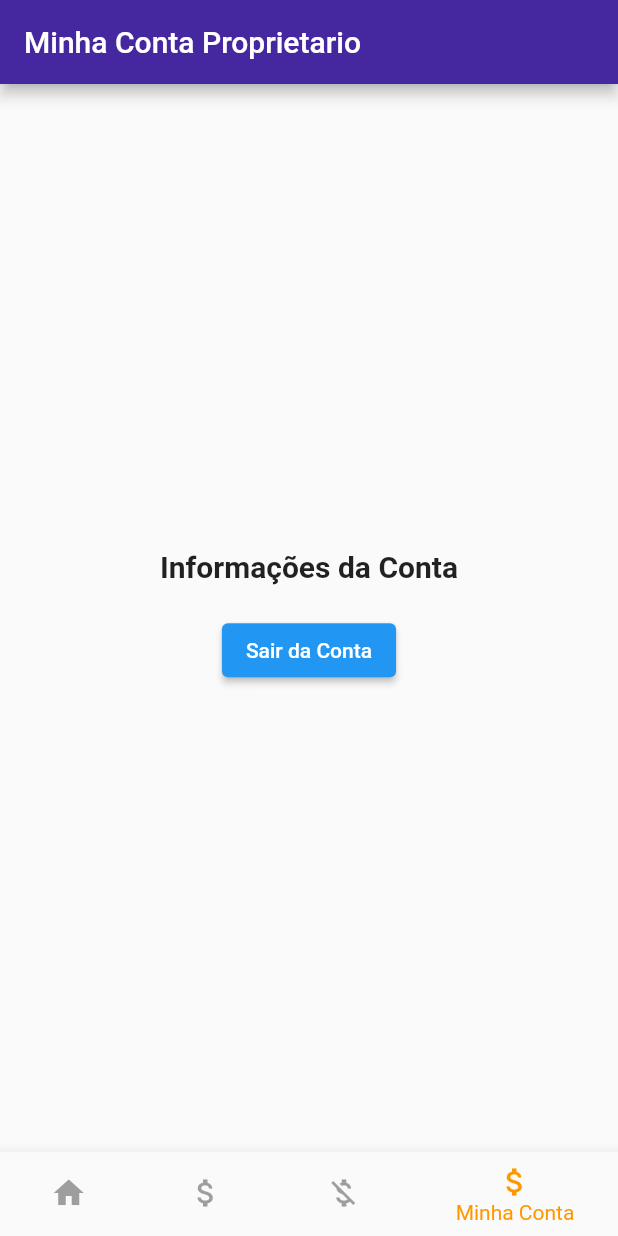
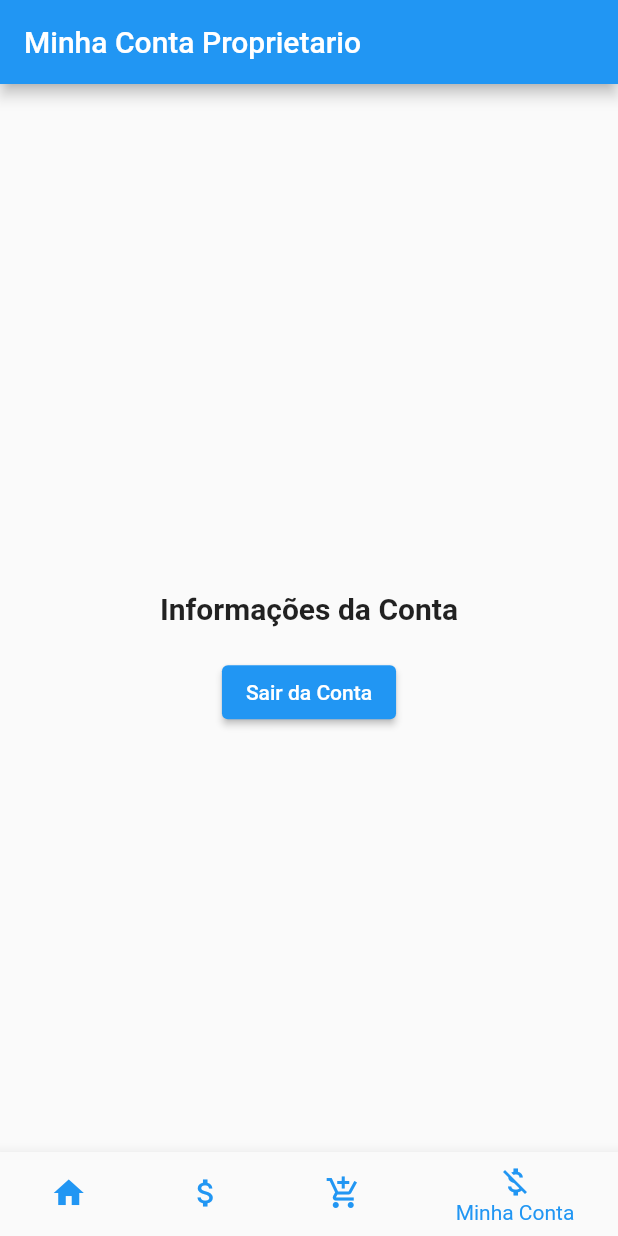
Before and after one commit to Martinho672/for_food, a Flutter app: the MenuProprietario screen opened directly, item 4 of the bottom bar chosen, on a phone screen of 412 x 824 dp. Run offline on Flutter 3.47's test engine with Material 2 defaults, Android fonts, the phone set to English and light mode, and no system bars; our stand-ins replace cloud_firestore, firebase_core, shared_preferences; accounts and stored records are empty; network calls fail.

Commit message:
cor azul
mar azul

```diff
--- a/lib/splash.dart
+++ b/lib/splash.dart
@@ -24,7 +24,7 @@ class _SplashState extends State<Splash> {
   // Constrói a tela do splash
   Widget build(BuildContext context) {
     return Container(
-      color: Colors.purple,
+      color: Colors.blue,
       alignment: Alignment.center,
       child: Column(
         mainAxisAlignment: MainAxisAlignment.center,
--- a/lib/visao/cliente/menuCliente.dart
+++ b/lib/visao/cliente/menuCliente.dart
@@ -47,7 +47,7 @@ class _MenuClienteState extends State<MenuCliente> {
                 duration: const Duration(milliseconds: 200),
                 child: AppBar(
                   title: const Text("Cardapio"),
-                  backgroundColor: Colors.orangeAccent,
+                  backgroundColor: Colors.lightBlueAccent,
                 ),
               ),
             ),
@@ -56,7 +56,7 @@ class _MenuClienteState extends State<MenuCliente> {
               left: 0,
               right: 0,
               child: Container(
-                color: Colors.purple,
+                color: Colors.lightBlueAccent,
                 child: BottomNavigationBar(
                   items: const <BottomNavigationBarItem>[
                     BottomNavigationBarItem(
@@ -75,7 +75,7 @@ class _MenuClienteState extends State<MenuCliente> {
                   unselectedItemColor: Colors.white,
                   currentIndex: _selectedIndex,
                   selectedItemColor: Colors.white,
-                  backgroundColor: Colors.orangeAccent,
+                  backgroundColor: Colors.lightBlueAccent,
                   onTap: _onItemTapped,
                 ),
               ),
--- a/lib/visao/cliente/minhaContaCliente.dart
+++ b/lib/visao/cliente/minhaContaCliente.dart
@@ -19,7 +19,7 @@ class _MinhaContaClienteState extends State<MinhaContaCliente> {
     return Scaffold(
       appBar: AppBar(
         title: Text("Minha Conta"),
-        backgroundColor: Colors.purple, // Altera a cor da AppBar para roxo
+        backgroundColor: Colors.lightBlueAccent, // Altera a cor da AppBar para roxo
       ),
       body: Center(
         child: Column(
--- a/lib/visao/cliente/pedidoCliente.dart
+++ b/lib/visao/cliente/pedidoCliente.dart
@@ -27,7 +27,7 @@ class _PedidoClienteState extends State<PedidoCliente> {
 
   Widget build(BuildContext context) {
     return Scaffold(
-      backgroundColor: Colors.orange,
+      backgroundColor: Colors.lightBlueAccent,
       body: Column(
         children: [
           Container(
--- a/lib/visao/cliente/principalCliente.dart
+++ b/lib/visao/cliente/principalCliente.dart
@@ -49,7 +49,7 @@ class _PrincipalClienteState extends State<PrincipalCliente> {
   @override
   Widget build(BuildContext context) {
     return Scaffold(
-      backgroundColor: Colors.orange,
+      backgroundColor: Colors.lightBlueAccent,
       body: Column(
         children: [
           Container(
--- a/lib/visao/login.dart
+++ b/lib/visao/login.dart
@@ -73,7 +73,7 @@ class _LoginState extends State<Login> {
   @override
   Widget build(BuildContext context) {
     return Scaffold(
-      backgroundColor: Colors.deepOrangeAccent,
+      backgroundColor: Colors.blue,
       body: Center(
         child: Padding(
           padding: const EdgeInsets.all(16.0),
@@ -120,6 +120,10 @@ class _LoginState extends State<Login> {
               TextButton(
                 onPressed: _fazerLogin,
                 child: const Text('Entrar'),
+                style: ButtonStyle(
+                  backgroundColor: MaterialStateProperty.all<Color>(Colors.white),
+                ),
+
               ),
               const SizedBox(height: 8),
               Row(
--- a/lib/visao/proprietario/estoqueProprietario.dart
+++ b/lib/visao/proprietario/estoqueProprietario.dart
@@ -12,7 +12,7 @@ class _EstoqueProprietarioState extends State<EstoqueProprietario> {
       extendBodyBehindAppBar: true, // Permite que o corpo da tela se estenda atrás da barra superior
       appBar: AppBar(
         title: Text("Estoque de produtos e cardápio"),
-        backgroundColor: Colors.deepPurple[800], // Define a cor roxa mais escura para a barra superior
+        backgroundColor: Colors.blue, // Define a cor roxa mais escura para a barra superior
         elevation: 0, // Remove a sombra da barra superior
       ),
       body: Center(
--- a/lib/visao/proprietario/menuProprietario.dart
+++ b/lib/visao/proprietario/menuProprietario.dart
@@ -37,26 +37,37 @@ class _MenuProprietarioState extends State<MenuProprietario> {
 
   Widget build(BuildContext context) {
     return Scaffold(
-      extendBodyBehindAppBar: true, // Permite que o corpo da tela se estenda atrás da barra superior
-      appBar: _selectedIndex != null
-          ? null
-          : AppBar(
-        backgroundColor: Colors.white, // Define a cor da barra superior como branca
-        elevation: 0, // Remove a sombra da barra superior
+      body: Container(
+        color: Colors.white,
+        child: Stack(
+          children: [
+            Positioned.fill(
+              child: IndexedStack(
+                index: _selectedIndex,
+                children: _stOptions,
               ),
+            ),
+            Positioned(
+              top: 0,
+              left: 0,
+              right: 0,
+              child: AnimatedOpacity(
+                opacity: _selectedIndex == 0 ? 1.0 : 0.0,
+                duration: Duration(milliseconds: 200),
+                child: AppBar(
+                  title: Text("For Food"),
+                  backgroundColor: Colors.blue,
+                ),
+              ),
+            ),
+            Positioned(
+              bottom: 0,
+              left: 0,
+              right: 0,
+              child: Container(
+                color: Colors.blue,
+                child: BottomNavigationBar(
 
-      // Corpo da aplicação, aqui são setadas as telas
-      body: Stack(
-        children: [
-          Container(
-            color: Colors.white, // Define o fundo do corpo como branco
-          ),
-          _stOptions.elementAt(_selectedIndex),
-        ],
-      ),
-
-      // Botões do BottomNavigationBar
-      bottomNavigationBar: BottomNavigationBar(
                   items: const <BottomNavigationBarItem>[
                     BottomNavigationBarItem(
                       icon: Icon(Icons.home),
@@ -67,18 +78,24 @@ class _MenuProprietarioState extends State<MenuProprietario> {
                       label: 'Pedidos Recebidos',
                     ),
                     BottomNavigationBarItem(
-            icon: Icon(Icons.money_off),
-            label: 'Estoque/Cardápio',
+                      icon: Icon(Icons.add_shopping_cart),
+                      label: 'Estoque/Cardapio',
                     ),
                     BottomNavigationBarItem(
-            icon: Icon(Icons.attach_money),
+                      icon: Icon(Icons.money_off),
                       label: 'Minha Conta',
                     ),
                   ],
-        unselectedItemColor: Colors.grey,
+                  backgroundColor: Colors.blue,
+                  unselectedItemColor:  Colors.blue,
                   currentIndex: _selectedIndex,
-        selectedItemColor: Colors.orange,
+                  selectedItemColor:  Colors.blue,
                   onTap: _onItemTapped,
+                ),
+              ),
+            ),
+          ],
+        ),
       ),
     );
   }
--- a/lib/visao/proprietario/minhaContaProprietario.dart
+++ b/lib/visao/proprietario/minhaContaProprietario.dart
@@ -19,8 +19,7 @@ class _MinhaContaProprietarioState extends State<MinhaContaProprietario> {
     return Scaffold(
       appBar: AppBar(
         title: Text("Minha Conta Proprietario"),
-        backgroundColor: Colors.deepPurple[
-        800], // Define a cor roxa mais escura para a barra superior
+        backgroundColor: Colors.blue, // Define a cor roxa mais escura para a barra superior
       ),
       body: Center(
         child: Column(
--- a/lib/visao/proprietario/pedidosProprietario.dart
+++ b/lib/visao/proprietario/pedidosProprietario.dart
@@ -20,8 +20,7 @@ class _PedidosProprietarioState extends State<PedidosProprietario> {
     return Scaffold(
       appBar: AppBar(
         title: const Text("Pedidos"),
-        backgroundColor: Colors.deepPurple[
-            800], // Define a cor roxa mais escura para a barra superior
+        backgroundColor: Colors.blue,
       ),
       body: ListView(
         children: [
--- a/lib/visao/proprietario/principalProprietario.dart
+++ b/lib/visao/proprietario/principalProprietario.dart
@@ -10,8 +10,8 @@ class _PrincipalProprietarioState extends State<PrincipalProprietario> {
   Widget build(BuildContext context) {
     return Scaffold(
       appBar: AppBar(
-        title: Text("Principal"),
-        backgroundColor: Colors.deepPurple[800], // Define a cor roxa mais escura para a barra superior
+        title: Text(""),
+        backgroundColor: Colors.blue, // Define a cor roxa mais escura para a barra superior
       ),
     );
   }
```
Also changed, not shown: pubspec.lock. Lines whose indentation alone changed are shown as unchanged.
